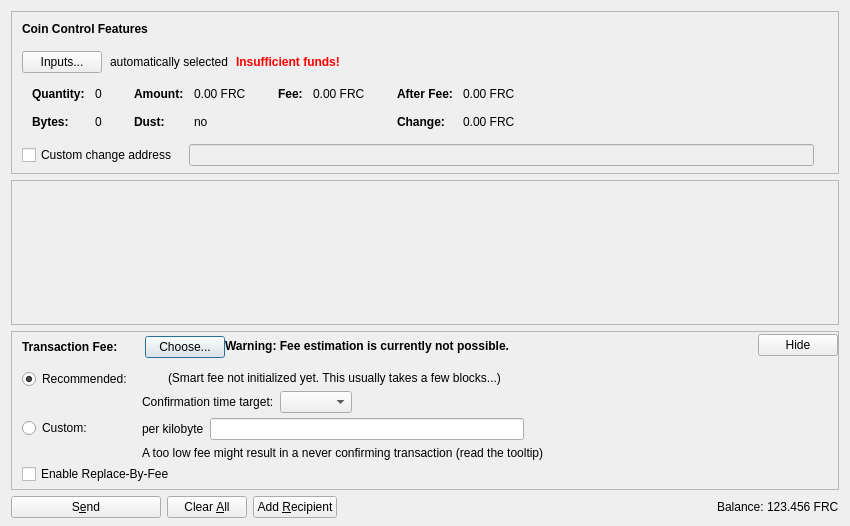
First picture: the form in src/qt/forms/sendcoinsdialog.ui, repository tradecraftio/tradecraft, before the edit.
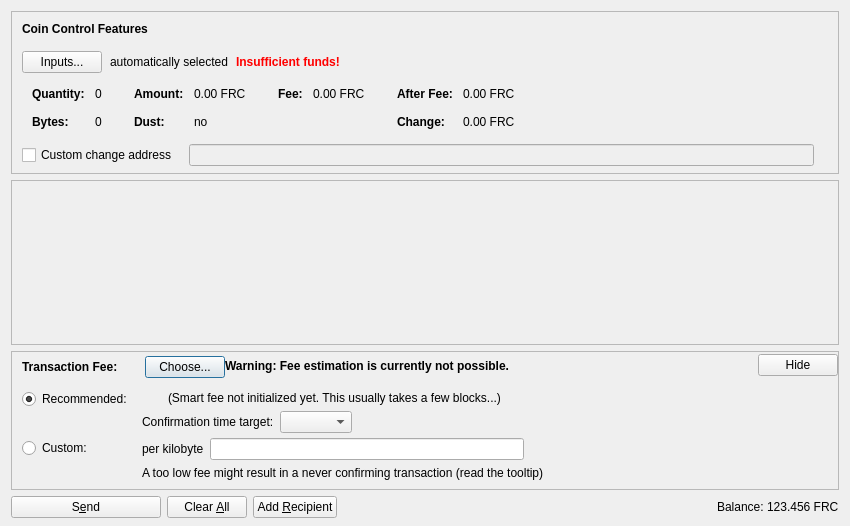
Second picture: the form after the edit. Icons and pictures are not drawn. Custom widgets are drawn as their Qt base class.

Commit message:
[Mempool] Remove ability to "opt-out" from replace-by-fee semantics.
It is not truly possible to opt-out from replace-by-fee so long as there is a single miner willing to accept the conflicting transaction.  We therefore drop support for the "opt-in" RBF semantics specified in BIP125, and instead consider ALL transactions as potentially subject to replacement.

Diff of the .ui file:
```diff
--- a/src/qt/forms/sendcoinsdialog.ui
+++ b/src/qt/forms/sendcoinsdialog.ui
@@ -1072,16 +1072,6 @@
              </item>
             </layout>
            </item>
-           <item>
-            <widget class="QCheckBox" name="optInRBF">
-             <property name="text">
-              <string>Enable Replace-By-Fee</string>
-             </property>
-             <property name="toolTip">
-              <string>With Replace-By-Fee (BIP-125) you can increase a transaction's fee after it is sent. Without this, a higher fee may be recommended to compensate for increased transaction delay risk.</string>
-             </property>
-            </widget>
-           </item>
           </layout>
          </widget>
         </item>
```
The commit also changes 40 other files.
